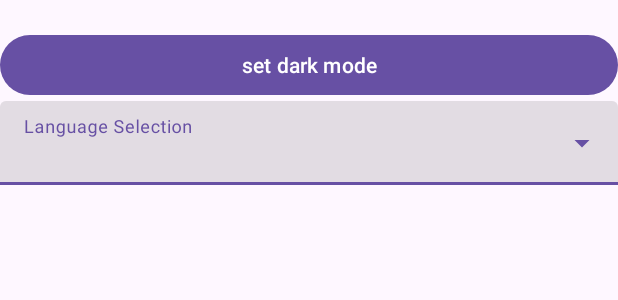
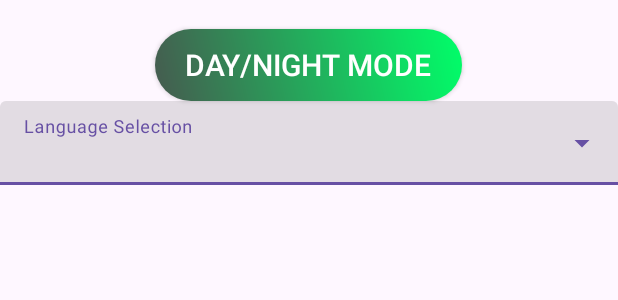
Before and after one commit to corne-ac/Rainfall, an Android app: the layout fragment_settings.xml on its own in the app's theme, with its tools: preview values and no code run, on a phone screen of 412 x 824 dp. Shown: the top 300 px of the screen. Run offline under Robolectric (Android 15) with nearby library versions, the phone set to English and light mode, and no system bars.

Commit message:
Initial button design idea

```diff
--- /dev/null
+++ b/app/src/main/res/drawable/button_shape.xml
@@ -0,0 +1,27 @@
+<?xml version="1.0" encoding="utf-8"?>
+<shape xmlns:android="http://schemas.android.com/apk/res/android" android:shape="rectangle" >
+    <corners
+        android:radius="100dp"
+        />
+    <gradient
+        android:angle="45"
+        android:startColor="#465A4F"
+        android:endColor="#00FF69"
+        android:type="linear"
+        />
+    <padding
+        android:left="20dp"
+        android:top="10dp"
+        android:right="20dp"
+        android:bottom="10dp"
+        />
+    <size
+        android:width="10dp"
+        android:height="5dp"
+        />
+<!--    <stroke-->
+<!--        android:width="1dp"-->
+<!--        android:color="#878787"-->
+<!--        />-->
+
+</shape>
--- /dev/null
+++ b/app/src/main/res/drawable/input_shape.xml
@@ -0,0 +1,10 @@
+<?xml version="1.0" encoding="utf-8"?>
+<selector xmlns:android="http://schemas.android.com/apk/res/android">
+
+    <item android:state_enabled="true" android:state_focused="true">
+        <shape android:shape="rectangle">
+            <solid android:color="@color/white"/>
+        </shape>
+    </item>
+
+</selector>
--- a/app/src/main/res/layout/fragment_settings.xml
+++ b/app/src/main/res/layout/fragment_settings.xml
@@ -16,11 +16,27 @@
             android:layout_width="match_parent"
             android:layout_height="wrap_content" />
 
-        <com.google.android.material.button.MaterialButton
+
+
+        <androidx.appcompat.widget.AppCompatButton
             android:id="@+id/update_dark_btn"
-            android:layout_width="match_parent"
+
+            android:text="Day/Night Mode"
+            android:textColor="#FFFFFF"
+            android:textSize="20sp"
+            android:textAllCaps="true"
+
+
+            android:layout_width="wrap_content"
             android:layout_height="wrap_content"
-            android:text="@string/set_dark_mode" />
+            android:background="@drawable/button_shape"
+            android:layout_gravity="center"
+            />
+
+<!--        android:shadowColor="#69CBFF"-->
+<!--        android:shadowDx="0"-->
+<!--        android:shadowDy="0"-->
+<!--        android:shadowRadius="20"-->
 
         <com.google.android.material.textfield.TextInputLayout
             android:id="@+id/language_input_layout"
```
